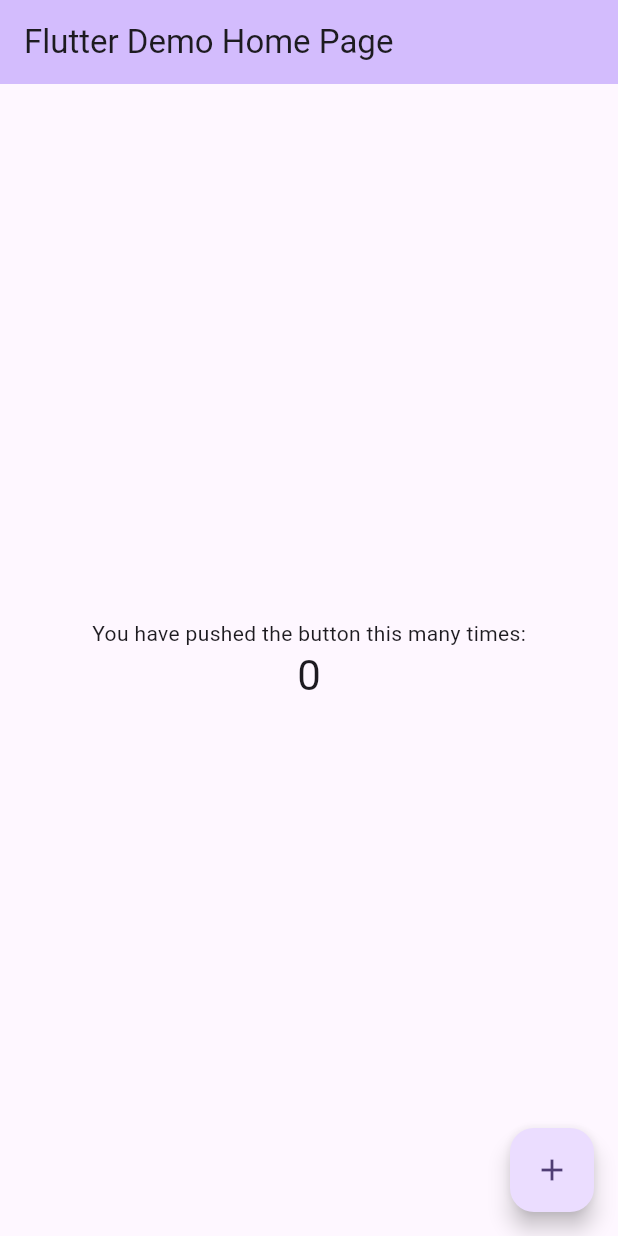
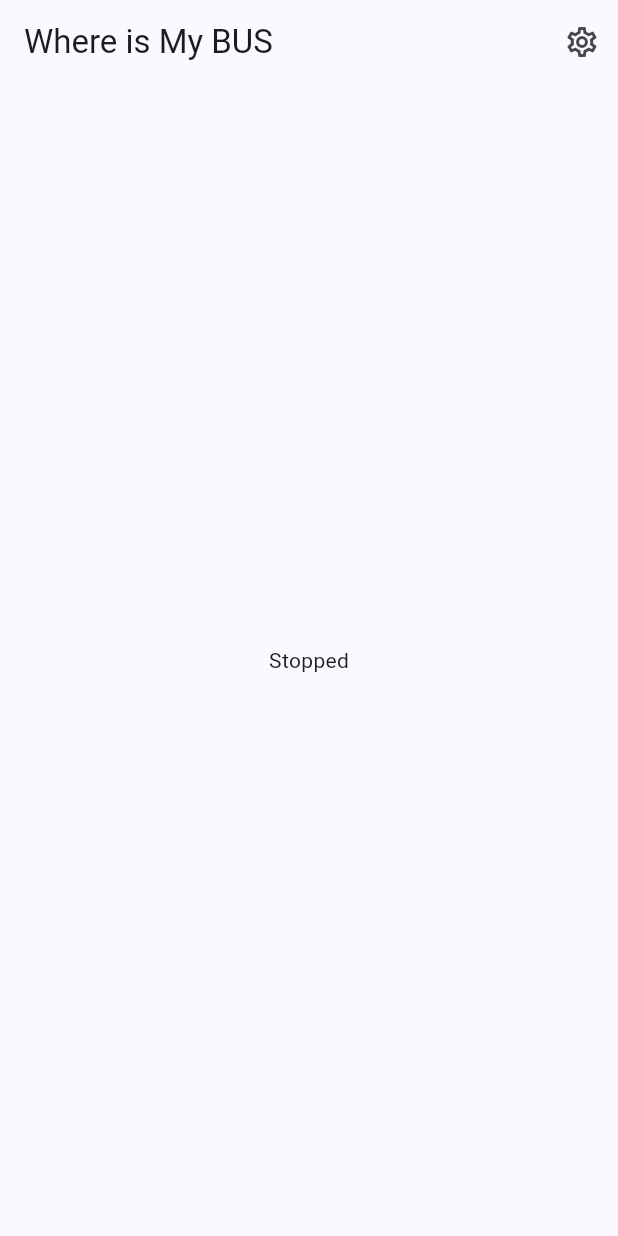
Before and after one commit to Code-for-Korea/where-is-my-bus, a Flutter app: the screen it shows after launch, on a phone screen of 412 x 824 dp. Run offline on Flutter 3.47's test engine with Material 3 defaults, Android fonts, the phone set to English and light mode, and no system bars; our stand-ins replace shared_preferences.

Commit message:
앱 MVP/목업/다국어 설정 초안 1차 정리 완료

```diff
--- /dev/null
+++ b/driver_app/lib/l10n/app_strings.dart
@@ -0,0 +1,89 @@
+import 'language_settings.dart';
+
+/// 자체 구현 로컬라이제이션 (한/영 2개 언어).
+///
+/// intl/ARB 코드생성 파이프라인 대신 record 타입으로 문자열 쌍을 직접 정의한다.
+/// 참고: xenoNote/Dev_knowledge/setup/flutter_app_polish_patterns.md §11.
+/// 언어가 3개 이상으로 늘어나면 표준 flutter gen-l10n/ARB(§11-1)로 전환을 검토할 것.
+class AppStrings {
+  AppStrings._();
+
+  static String _t(({String ko, String en}) pair) =>
+      LanguageSettings.current == AppLanguage.ko ? pair.ko : pair.en;
+
+  // ---- 공통 ----
+  static String get appName => _t((ko: '로컬버스 알리미', en: 'Where is My BUS'));
+  static String get poweredBy => _t((ko: 'powered by', en: 'powered by'));
+
+  // ---- 0. 스플래시 ----
+  static String get splashLoading => _t((ko: '불러오는 중…', en: 'Loading…'));
+
+  // ---- 1. 온보딩 ----
+  static String get onboardingSubtitle =>
+      _t((ko: '운행 시작 전, 발급받은 정보를 등록하세요', en: 'Before you start, register the info you were given'));
+  static String get serverUrlFieldLabel => _t((ko: '서버 주소 (adminUrl)', en: 'Server address (adminUrl)'));
+  static String get serverUrlFieldHint =>
+      _t((ko: '운영자에게 전달받은 주소를 정확히 입력하세요.', en: 'Enter the address your operator gave you exactly.'));
+  static String get pinFieldLabel => _t((ko: 'PIN', en: 'PIN'));
+  static String get registerButton => _t((ko: '등록하고 시작하기', en: 'Register and start'));
+  static String get qrScanComingSoon => _t((ko: 'QR로 스캔 (준비 중)', en: 'Scan QR (coming soon)'));
+  static String get pinInvalidError =>
+      _t((ko: 'PIN이 올바르지 않습니다. 운영자에게 다시 확인해 주세요.', en: 'Invalid PIN. Please check with your operator.'));
+
+  // ---- 2. 메인 ----
+  static String get trackingActiveState => _t((ko: '운행 중', en: 'On duty'));
+  static String get trackingActiveAction => _t((ko: '탭하면 운행정지', en: 'Tap to stop'));
+  static String get trackingIdleState => _t((ko: '정지됨', en: 'Stopped'));
+  static String get trackingIdleAction => _t((ko: '탭하면 운행시작', en: 'Tap to start'));
+  static String get keepTrackingLabel => _t((ko: '지속 추적', en: 'Keep tracking'));
+  static String get keepTrackingSub =>
+      _t((ko: '앱에서 나가도 백그라운드에서 계속 전송', en: 'Keeps sending in the background even if you leave the app'));
+  /// 차량 번호가 들어가는 캡션 — 한/영 어순이 달라 템플릿을 분리한다.
+  static String vehicleCaption(String busNumber) =>
+      _t((ko: '$busNumber번 차량', en: 'Bus No. $busNumber'));
+  static String get sendingOkCaption => _t((ko: '30초 이내 최신 위치 전송됨', en: 'Last position sent within 30s'));
+  static String get sendingStoppedCaption => _t((ko: '위치가 전송되지 않고 있어요', en: 'Position is not being sent'));
+  static String get nextStopLabel => _t((ko: '다음', en: 'Next'));
+  static String get etaMinutesUnit => _t((ko: '분', en: 'min'));
+
+  // ---- 3. 설정 ----
+  static String get settingsTitle => _t((ko: '설정', en: 'Settings'));
+  static String get deviceRegistrationGroup => _t((ko: '단말 등록 정보', en: 'Device registration'));
+  static String get deviceIdLabel => _t((ko: '기기 식별자', en: 'Device ID'));
+  static String get serverUrlLabel => _t((ko: '서버 주소', en: 'Server address'));
+  static String get reregisterLabel => _t((ko: 'PIN으로 재등록', en: 'Re-register with PIN'));
+  static String get statusGroup => _t((ko: '상태', en: 'Status'));
+  static String get statusViewLabel => _t((ko: '상태보기 (로그)', en: 'Status (logs)'));
+  static String get displayGroup => _t((ko: '표시', en: 'Display'));
+  static String get languageLabel => _t((ko: '언어', en: 'Language'));
+  static String get languageSystemOption => _t((ko: '시스템 기본값', en: 'System default'));
+  static String get languageKoOption => _t((ko: '한국어', en: 'Korean'));
+  static String get languageEnOption => _t((ko: 'English', en: 'English'));
+  static String get themeLabel => _t((ko: '테마', en: 'Theme'));
+  static String get themeCycleHint =>
+      _t((ko: '테마 전환 (시스템/라이트/다크 순환)', en: 'Switch theme (cycles system/light/dark)'));
+  static String get infoButtonHint => _t((ko: '이 프로젝트에 대해', en: 'About this project'));
+  static String get locationValuesGroup => _t((ko: '위치 추적 값', en: 'Location tracking'));
+  static String get locationValuesLabel => _t((ko: '정확도 / 거리 필터 / 주기', en: 'Accuracy / distance filter / interval'));
+  static String get fixedValuePill => _t((ko: '고정값', en: 'Fixed'));
+
+  // ---- 프로젝트 소개 모달 ----
+  static String get infoModalTitle => _t((ko: '로컬버스 알리미란?', en: 'What is Where is My BUS?'));
+  static String get infoModalBody => _t((
+        ko: '우리는 버스가 언제 올지... 막연히 기다려야하는 시골버스의 불편함을 기술로 해결하고 싶었습니다. 이 앱은 그 오픈소스 프로젝트의 운전자용 위치 전송 도구입니다.',
+        en: "We wanted technology to fix the frustration of waiting for a rural bus with no idea when it'll show up. This app is that open-source project's driver-side location tool.",
+      ));
+  static String get infoModalLinkLabel => _t((ko: '자세히 보기', en: 'Learn more'));
+  static String get infoModalHint =>
+      _t((ko: '실제 앱에서는 등록된 서버의 /about 페이지가 외부 브라우저로 열립니다.', en: "The real app opens the registered server's /about page in an external browser."));
+
+  // ---- 4. 상태보기 ----
+  static String get statusTitle => _t((ko: '상태보기', en: 'Status'));
+  static String get trackingStatusLabel => _t((ko: '추적 상태', en: 'Tracking status'));
+  static String get lastSentLabel => _t((ko: '마지막 전송', en: 'Last sent'));
+  static String get lastCoordLabel => _t((ko: '최근 좌표', en: 'Last position'));
+  static String get keepTrackingStatusLabel => _t((ko: '지속 추적', en: 'Keep tracking'));
+  static String get onValue => _t((ko: '켜짐', en: 'On'));
+  static String get offValue => _t((ko: '꺼짐', en: 'Off'));
+  static String get logsGroup => _t((ko: '로그', en: 'Logs'));
+}
--- /dev/null
+++ b/driver_app/lib/l10n/language_settings.dart
@@ -0,0 +1,59 @@
+import 'dart:ui';
+
+import 'package:flutter/foundation.dart';
+import 'package:shared_preferences/shared_preferences.dart';
+
+/// 앱이 지원하는 언어. `system`은 "저장된 값 없음 = 기기 언어 자동 감지"를 의미하며,
+/// 지원 목록 밖 언어(ko/en 외)는 en으로 폴백한다.
+enum AppLanguage { ko, en }
+
+/// Riverpod/Provider 없이 static 필드 + ValueNotifier로 언어 설정을 전역 관리.
+/// 참고: flutter_app_polish_patterns.md §10 (Riverpod 없는 설정 상태관리).
+class LanguageSettings {
+  LanguageSettings._();
+
+  static const _prefsKey = 'language_override'; // 'ko' | 'en' | 미저장(=시스템)
+
+  /// null이면 시스템 언어를 따름. 명시적으로 고른 값이면 그 값을 고정.
+  static AppLanguage? _override;
+
+  /// 위젯 트리 여러 곳에서 리빌드가 필요할 때 구독할 버전 카운터.
+  static final settingsVersion = ValueNotifier<int>(0);
+
+  /// 현재 적용 중인 언어(override 있으면 그 값, 없으면 시스템 언어 감지 결과).
+  static AppLanguage get current => _override ?? _detectSystemLanguage();
+
+  /// 사용자가 명시적으로 고른 값인지(=시스템 자동감지가 아닌지).
+  static AppLanguage? get override => _override;
+
+  static AppLanguage _detectSystemLanguage() {
+    final code = PlatformDispatcher.instance.locale.languageCode;
+    return code == 'ko' ? AppLanguage.ko : AppLanguage.en;
+  }
+
+  /// 앱 시작 시 1회 호출 — 저장된 선택이 있으면 복원, 없으면 시스템 언어 자동 적용 상태로 둔다.
+  static Future<void> load() async {
+    final prefs = await SharedPreferences.getInstance();
+    final saved = prefs.getString(_prefsKey);
+    _override = switch (saved) {
+      'ko' => AppLanguage.ko,
+      'en' => AppLanguage.en,
+      _ => null,
+    };
+    settingsVersion.value++;
+  }
+
+  /// 설정화면에서 언어를 명시적으로 고를 때. `null`을 넘기면 "시스템 기본값"으로 되돌린다.
+  static Future<void> setLanguage(AppLanguage? language) async {
+    _override = language;
+    final prefs = await SharedPreferences.getInstance();
+    if (language == null) {
+      await prefs.remove(_prefsKey);
+    } else {
+      await prefs.setString(_prefsKey, language.name);
+    }
+    settingsVersion.value++;
+  }
+
+  static Locale get locale => Locale(current.name);
+}
--- a/driver_app/lib/main.dart
+++ b/driver_app/lib/main.dart
@@ -1,121 +1,105 @@
 import 'package:flutter/material.dart';
 
-void main() {
-  runApp(const MyApp());
+import 'l10n/app_strings.dart';
+import 'l10n/language_settings.dart';
+
+Future<void> main() async {
+  WidgetsFlutterBinding.ensureInitialized();
+  await LanguageSettings.load();
+  runApp(const DriverApp());
 }
 
-class MyApp extends StatelessWidget {
-  const MyApp({super.key});
+class DriverApp extends StatelessWidget {
+  const DriverApp({super.key});
 
-  // This widget is the root of your application.
   @override
   Widget build(BuildContext context) {
-    return MaterialApp(
-      title: 'Flutter Demo',
-      theme: ThemeData(
-        // This is the theme of your application.
-        //
-        // TRY THIS: Try running your application with "flutter run". You'll see
-        // the application has a purple toolbar. Then, without quitting the app,
-        // try changing the seedColor in the colorScheme below to Colors.green
-        // and then invoke "hot reload" (save your changes or press the "hot
-        // reload" button in a Flutter-supported IDE, or press "r" if you used
-        // the command line to start the app).
-        //
-        // Notice that the counter didn't reset back to zero; the application
-        // state is not lost during the reload. To reset the state, use hot
-        // restart instead.
-        //
-        // This works for code too, not just values: Most code changes can be
-        // tested with just a hot reload.
-        colorScheme: .fromSeed(seedColor: Colors.deepPurple),
+    return ValueListenableBuilder<int>(
+      valueListenable: LanguageSettings.settingsVersion,
+      builder: (context, _, child) => MaterialApp(
+        locale: LanguageSettings.locale,
+        supportedLocales: const [Locale('ko'), Locale('en')],
+        title: AppStrings.appName,
+        theme: ThemeData(colorSchemeSeed: const Color(0xFF4F46E5), useMaterial3: true),
+        home: const HomeScreen(),
       ),
-      home: const MyHomePage(title: 'Flutter Demo Home Page'),
     );
   }
 }
 
-class MyHomePage extends StatefulWidget {
-  const MyHomePage({super.key, required this.title});
-
-  // This widget is the home page of your application. It is stateful, meaning
-  // that it has a State object (defined below) that contains fields that affect
-  // how it looks.
-
-  // This class is the configuration for the state. It holds the values (in this
-  // case the title) provided by the parent (in this case the App widget) and
-  // used by the build method of the State. Fields in a Widget subclass are
-  // always marked "final".
-
-  final String title;
-
-  @override
-  State<MyHomePage> createState() => _MyHomePageState();
-}
-
-class _MyHomePageState extends State<MyHomePage> {
-  int _counter = 0;
-
-  void _incrementCounter() {
-    setState(() {
-      // This call to setState tells the Flutter framework that something has
-      // changed in this State, which causes it to rerun the build method below
-      // so that the display can reflect the updated values. If we changed
-      // _counter without calling setState(), then the build method would not be
-      // called again, and so nothing would appear to happen.
-      _counter++;
-    });
-  }
+/// 임시 홈 — 실제 스플래시/온보딩/메인 화면은 별도 작업(mvp-spec.md 화면 구성)에서 구현.
+/// 여기선 다국어 인프라(자동 감지 + 설정에서 전환)만 시연.
+class HomeScreen extends StatelessWidget {
+  const HomeScreen({super.key});
 
   @override
   Widget build(BuildContext context) {
-    // This method is rerun every time setState is called, for instance as done
-    // by the _incrementCounter method above.
-    //
-    // The Flutter framework has been optimized to make rerunning build methods
-    // fast, so that you can just rebuild anything that needs updating rather
-    // than having to individually change instances of widgets.
     return Scaffold(
       appBar: AppBar(
-        // TRY THIS: Try changing the color here to a specific color (to
-        // Colors.amber, perhaps?) and trigger a hot reload to see the AppBar
-        // change color while the other colors stay the same.
-        backgroundColor: Theme.of(context).colorScheme.inversePrimary,
-        // Here we take the value from the MyHomePage object that was created by
-        // the App.build method, and use it to set our appbar title.
-        title: Text(widget.title),
+        title: Text(AppStrings.appName),
+        actions: [
+          IconButton(
+            icon: const Icon(Icons.settings_outlined),
+            onPressed: () => Navigator.push(
+              context,
+              MaterialPageRoute(builder: (_) => const SettingsScreen()),
+            ),
+          ),
+        ],
       ),
-      body: Center(
-        // Center is a layout widget. It takes a single child and positions it
-        // in the middle of the parent.
-        child: Column(
-          // Column is also a layout widget. It takes a list of children and
-          // arranges them vertically. By default, it sizes itself to fit its
-          // children horizontally, and tries to be as tall as its parent.
-          //
-          // Column has various properties to control how it sizes itself and
-          // how it positions its children. Here we use mainAxisAlignment to
-          // center the children vertically; the main axis here is the vertical
-          // axis because Columns are vertical (the cross axis would be
-          // horizontal).
-          //
-          // TRY THIS: Invoke "debug painting" (choose the "Toggle Debug Paint"
-          // action in the IDE, or press "p" in the console), to see the
-          // wireframe for each widget.
-          mainAxisAlignment: .center,
-          children: [
-            const Text('You have pushed the button this many times:'),
-            Text(
-              '$_counter',
-              style: Theme.of(context).textTheme.headlineMedium,
+      body: Center(child: Text(AppStrings.trackingIdleState)),
+    );
+  }
+}
+
+class SettingsScreen extends StatelessWidget {
+  const SettingsScreen({super.key});
+
+  @override
+  Widget build(BuildContext context) {
+    return Scaffold(
+      appBar: AppBar(title: Text(AppStrings.settingsTitle)),
+      body: ListView(
+        children: [
+          _GroupTitle(AppStrings.displayGroup),
+          ListTile(
+            title: Text(AppStrings.languageLabel),
+            subtitle: Text(_languageValueLabel(LanguageSettings.override)),
+            trailing: DropdownButton<AppLanguage?>(
+              value: LanguageSettings.override,
+              onChanged: (value) => LanguageSettings.setLanguage(value),
+              items: [
+                DropdownMenuItem(value: null, child: Text(AppStrings.languageSystemOption)),
+                DropdownMenuItem(value: AppLanguage.ko, child: Text(AppStrings.languageKoOption)),
+                DropdownMenuItem(value: AppLanguage.en, child: Text(AppStrings.languageEnOption)),
+              ],
             ),
-          ],
-        ),
+          ),
+        ],
       ),
-      floatingActionButton: FloatingActionButton(
-        onPressed: _incrementCounter,
-        tooltip: 'Increment',
-        child: const Icon(Icons.add),
+    );
+  }
+
+  String _languageValueLabel(AppLanguage? override) {
+    if (override == null) return AppStrings.languageSystemOption;
+    return override == AppLanguage.ko ? AppStrings.languageKoOption : AppStrings.languageEnOption;
+  }
+}
+
+class _GroupTitle extends StatelessWidget {
+  const _GroupTitle(this.text);
+  final String text;
+
+  @override
+  Widget build(BuildContext context) {
+    return Padding(
+      padding: const EdgeInsets.fromLTRB(16, 18, 16, 6),
+      child: Text(
+        text,
+        style: Theme.of(context)
+            .textTheme
+            .labelSmall
+            ?.copyWith(color: Colors.grey, fontWeight: FontWeight.bold, letterSpacing: 0.4),
       ),
     );
   }
--- a/driver_app/pubspec.yaml
+++ b/driver_app/pubspec.yaml
@@ -34,6 +34,9 @@ dependencies:
   # The following adds the Cupertino Icons font to your application.
   # Use with the CupertinoIcons class for iOS style icons.
   cupertino_icons: ^1.0.8
+
+  # 언어 설정(ko/en) 영속화 — lib/l10n/language_settings.dart
+  shared_preferences: ^2.5.5
 
 dev_dependencies:
   flutter_test:
```
Also changed, not shown: driver_app/pubspec.lock, 8 other files.
